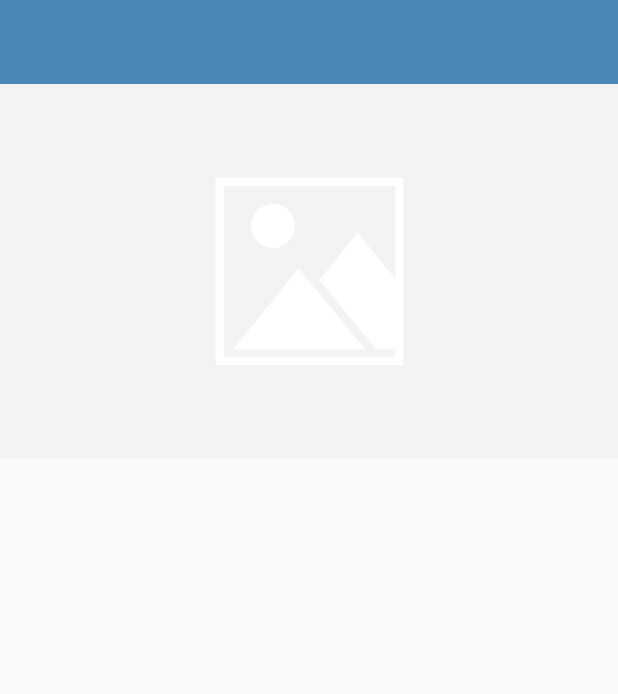
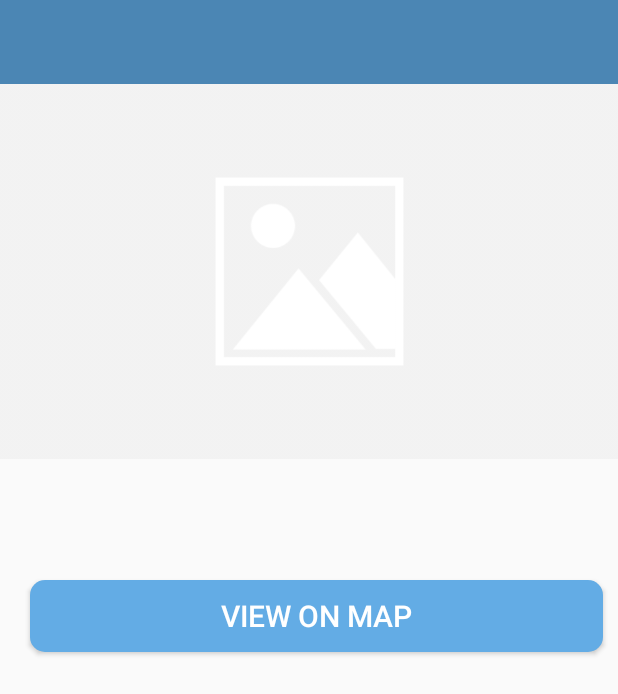
Before and after one commit to MuhammadSaad420/HappyPlace, an Android app: the HappyPlaceDetailActivity screen opened directly, with no data from a screen before it, on a phone screen of 412 x 824 dp. Shown: the top 694 px of the screen. Run offline under Robolectric (Android 15) with nearby library versions, the phone set to English and light mode, and no system bars.

```diff
--- a/app/src/main/AndroidManifest.xml
+++ b/app/src/main/AndroidManifest.xml
@@ -15,7 +15,9 @@
         android:supportsRtl="true"
         android:theme="@style/Theme.HappyPlaces"
         tools:targetApi="31">
-
+        <activity
+            android:name=".MapActivity"
+            android:exported="false" />
         <!--
              TODO: Before you run your application, you need a Google Maps API key.
 
--- a/app/src/main/java/com/example/happyplaces/activities/HappyPlaceDetailActivity.kt
+++ b/app/src/main/java/com/example/happyplaces/activities/HappyPlaceDetailActivity.kt
@@ -1,5 +1,6 @@
 package com.example.happyplaces.activities
 
+import android.content.Intent
 import android.net.Uri
 import androidx.appcompat.app.AppCompatActivity
 import android.os.Bundle
@@ -9,6 +10,9 @@ import com.example.happyplaces.databinding.ActivityHappyPlaceDetailBinding
 import com.example.happyplaces.models.HappyPlaceModel
 
 class HappyPlaceDetailActivity : AppCompatActivity() {
+    companion object {
+        val HAPPY_PLACE_EXTRA_DETAL = "happyPlaceDetailExtra"
+    }
     var binding: ActivityHappyPlaceDetailBinding? = null
     override fun onCreate(savedInstanceState: Bundle?) {
         super.onCreate(savedInstanceState)
@@ -30,6 +34,11 @@ class HappyPlaceDetailActivity : AppCompatActivity() {
             }
             binding?.ivPlaceImage?.setImageURI(Uri.parse(happyPlaceModel.image))
             binding?.tvDescription?.text = happyPlaceModel.description
+            binding?.btnViewOnMap?.setOnClickListener {
+                val intent = Intent(this,MapActivity::class.java)
+                intent.putExtra(HAPPY_PLACE_EXTRA_DETAL, happyPlaceModel)
+                startActivity(intent)
+            }
         }
     }
 }
--- a/app/src/main/res/layout/activity_happy_place_detail.xml
+++ b/app/src/main/res/layout/activity_happy_place_detail.xml
@@ -71,6 +71,25 @@
                 app:layout_constraintStart_toStartOf="parent"
                 app:layout_constraintTop_toBottomOf="@+id/tv_description"
                 tools:text="Location" />
+            <Button
+                android:id="@+id/btn_view_on_map"
+                android:layout_width="match_parent"
+                android:layout_height="wrap_content"
+                android:layout_gravity="center"
+                android:layout_marginStart="20dp"
+                android:layout_marginTop="10dp"
+                android:layout_marginEnd="10dp"
+                android:background="@drawable/shape_button_rounded"
+                android:gravity="center"
+                android:paddingTop="10dp"
+                android:paddingBottom="10dp"
+                android:text="@string/btn_text_view_on_map"
+                android:textColor="@color/white_color"
+                android:textSize="20sp"
+                app:layout_constraintEnd_toEndOf="parent"
+                app:layout_constraintHorizontal_bias="1.0"
+                app:layout_constraintStart_toStartOf="parent"
+                app:layout_constraintTop_toBottomOf="@+id/tv_location" />
         </androidx.constraintlayout.widget.ConstraintLayout>
     </ScrollView>
 
--- a/app/src/main/res/values/dimens.xml
+++ b/app/src/main/res/values/dimens.xml
@@ -48,4 +48,7 @@
     <dimen name="detail_screen_location_marginStartEnd">8dp</dimen>
     <dimen name="detail_screen_location_marginTop">16dp</dimen>
     <dimen name="detail_screen_location_text_size">18sp</dimen>
+<!--    <dimen name="detail_screen_btn_view_on_map_marginStartEnd">20</dimen>-->
+<!--    <dimen name="detail_screen_btn_view_on_map_marginTop">10</dimen>-->
+<!--    <dimen name="detail_screen_btn_view_on_map_PaddingTopBottom">10</dimen>-->
 </resources>
--- a/app/src/main/res/values/strings.xml
+++ b/app/src/main/res/values/strings.xml
@@ -14,4 +14,5 @@
     <string name="note_text_no_happy_places_found_yet_kindly_add_one">No Happy Places added yet</string>
     <string name="image_content_description">image</string>
     <string name="google_map_key">AIzaSyC4z-uUlv73gPDH-S0ibFXhW-rpzlBcyVo</string>
+    <string name="btn_text_view_on_map">View on map</string>
 </resources>
```
Also changed, not shown: app/src/main/java/com/example/happyplaces/activities/MapActivity.kt (added, +14 -0 lines), app/src/main/res/layout/activity_map.xml (added, +29 -0 lines).
